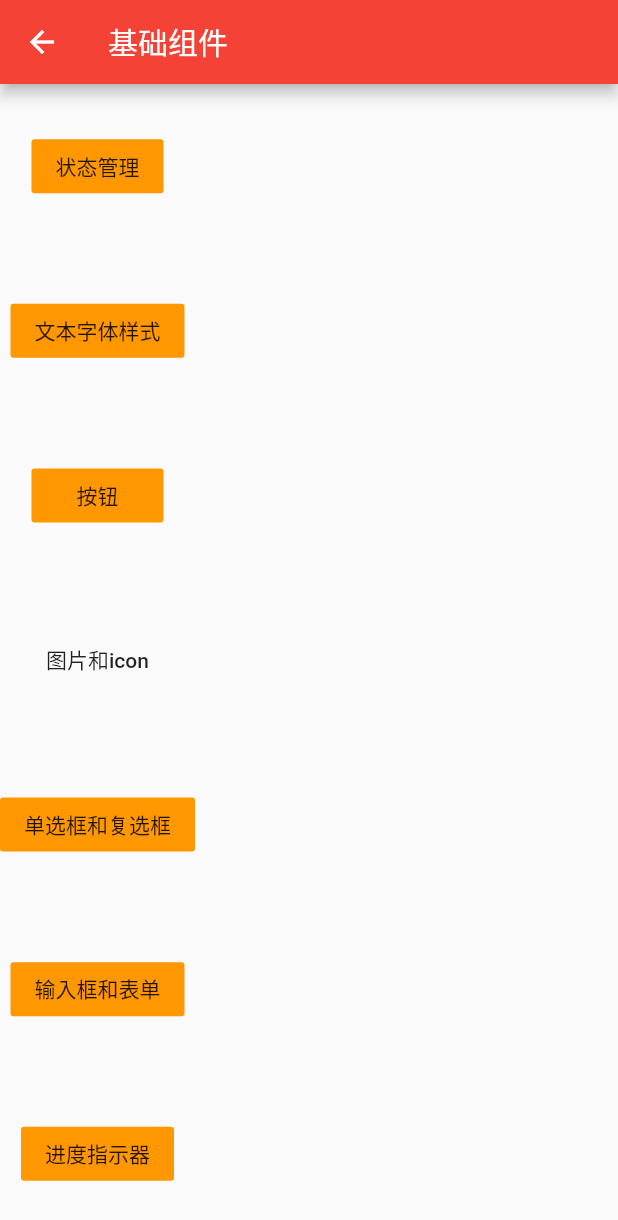
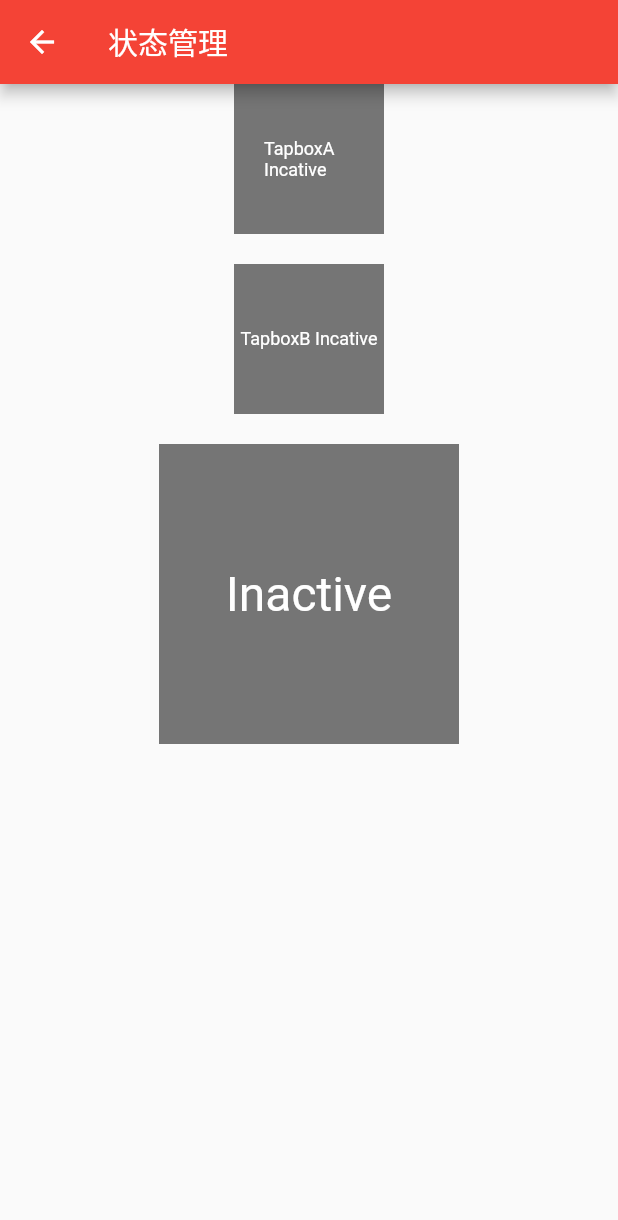
Before and after one commit to wxy2016/FlutterDemo, a Flutter app: the BaseItem screen opened by its route, after a tap on "状态管理", on a phone screen of 412 x 824 dp. Shown: the top 1220 px of the screen. Run offline on Flutter 3.47's test engine with Material 2 defaults, Android fonts, the phone set to English and light mode, and no system bars.

Commit message:
状态管理

```diff
--- a/lib/base.dart
+++ b/lib/base.dart
@@ -1,4 +1,5 @@
 import 'package:flutter/material.dart';
+import 'base/status.dart';
 
 class BaseItem extends StatelessWidget {
   var content;
@@ -8,46 +9,50 @@ class BaseItem extends StatelessWidget {
     // TODO: implement build
     return Scaffold(
         appBar: new AppBar(title: Text(content)),
-      body: Column(
+        body: SizedBox(
+          width: double.maxFinite,
+          child: Column(
+            //纵轴的长度则取决于他们最大子元素的长度，可以使用父元素限制宽度
             children: [
               FlatButton(
-            onPressed: ()=>{},
+                onPressed: () => {Navigator.pushNamed(context, "status")},
                 child: Text("状态管理"),
                 color: Colors.orange,
               ),
               FlatButton(
-            onPressed: ()=>{},
+                onPressed: () => {},
                 child: Text("文本字体样式"),
                 color: Colors.orange,
               ),
               FlatButton(
-            onPressed: ()=>{},
+                onPressed: () => {},
                 child: Text("按钮"),
                 color: Colors.orange,
               ),
               FlatButton(
-            onPressed: ()=>{},
+                onPressed: () => {},
                 child: Text("图片和icon"),
-            highlightColor: Colors.orange,
+                color: Colors.orange,
               ),
               FlatButton(
-            onPressed: ()=>{},
+                onPressed: () => {},
                 child: Text("单选框和复选框"),
                 color: Colors.orange,
               ),
               FlatButton(
-            onPressed: ()=>{},
+                onPressed: () => {},
                 child: Text("输入框和表单"),
                 color: Colors.orange,
               ),
               FlatButton(
-            onPressed: ()=>{},
+                onPressed: () => {},
                 child: Text("进度指示器"),
                 color: Colors.orange,
               ),
             ],
             mainAxisAlignment: MainAxisAlignment.spaceAround,
+            crossAxisAlignment: CrossAxisAlignment.center,
           ),
-    );
+        ));
   }
 }
--- /dev/null
+++ b/lib/base/status.dart
@@ -0,0 +1,216 @@
+import 'package:flutter/material.dart';
+
+class Status extends StatelessWidget {
+  @override
+  Widget build(BuildContext context) {
+    // TODO: implement build
+    return Scaffold(
+      appBar: AppBar(
+        title: Text("状态管理"),
+      ),
+      body: Center(
+        child: Column(children: [
+          TapboxA(),
+          ParentWidget(),
+          ParentWidgetC(),
+        ]),
+      ),
+    );
+  }
+}
+
+class ParentWidget extends StatefulWidget {
+  @override
+  State<StatefulWidget> createState() {
+    // TODO: implement createState
+    return _ParentWidgetState();
+  }
+}
+
+class _ParentWidgetState extends State<ParentWidget> {
+  bool _active = false;
+  void _handleTapboxChanged(bool newValue) {
+    setState(() {
+      _active = newValue;
+    });
+  }
+
+  @override
+  Widget build(BuildContext context) {
+    // TODO: implement build
+    return Container(
+      padding: EdgeInsets.all(20),
+      child: TapboxB(
+        active: _active,
+        onChanged: _handleTapboxChanged,
+      ),
+    );
+  }
+}
+
+class TapboxB extends StatelessWidget {
+  bool active = false;
+  ValueChanged<bool> onChanged;
+  TapboxB({Key key, this.active: false, @required this.onChanged})
+      : super(key: key);
+
+  void _handleTap() {
+    onChanged(!active);
+  }
+
+  @override
+  Widget build(BuildContext context) {
+    // TODO: implement build
+    return GestureDetector(
+      onTap: _handleTap,
+      child: Container(
+        child: Center(
+          child: Text(
+            active ? "TapboxB Active" : "TapboxB Incative",
+            style: TextStyle(fontSize: 12, color: Colors.white),
+          ),
+        ),
+        width: 100,
+        height: 100,
+        decoration: BoxDecoration(
+            color: active ? Colors.lightGreen[700] : Colors.grey[600]),
+      ),
+    );
+    ;
+  }
+}
+
+class TapboxA extends StatefulWidget {
+  @override
+  _TapboxAState createState() {
+    // TODO: implement createState
+    return _TapboxAState();
+  }
+}
+
+class _TapboxAState extends State<TapboxA> {
+  bool _active = false;
+  void _handleTap() {
+    setState(() {
+      _active = !_active;
+    });
+  }
+
+  @override
+  Widget build(BuildContext context) {
+    // TODO: implement build
+    return GestureDetector(
+      onTap: _handleTap,
+      child: Container(
+        padding: EdgeInsets.all(20),
+        child: Center(
+          child: Text(
+            _active ? "TapboxA Active" : "TapboxA Incative",
+            style: TextStyle(fontSize: 12, color: Colors.white),
+          ),
+        ),
+        width: 100,
+        height: 100,
+        decoration: BoxDecoration(
+            color: _active ? Colors.lightGreen[700] : Colors.grey[600]),
+      ),
+    );
+  }
+}
+
+class ParentWidgetC extends StatefulWidget {
+  @override
+  ParentWidgetCState createState() {
+    // TODO: implement createState
+    return ParentWidgetCState();
+  }
+}
+
+class ParentWidgetCState extends State<ParentWidgetC> {
+  bool _active = false;
+  void handleTapboxChanged(bool newValue) {
+    setState(() {
+      _active = newValue;
+    });
+  }
+
+  @override
+  Widget build(BuildContext context) {
+    // TODO: implement build
+    return Container(
+      child: TapboxC(
+        active: _active,
+        onChanged: handleTapboxChanged,
+      ),
+    );
+  }
+}
+
+class TapboxC extends StatefulWidget {
+  bool active;
+  ValueChanged<bool> onChanged;
+
+  TapboxC({Key key, this.active, @required this.onChanged}) : super(key: key);
+  @override
+  State<StatefulWidget> createState() {
+    // TODO: implement createState
+    return _TapboxCState();
+  }
+}
+
+class _TapboxCState extends State<TapboxC> {
+  bool highlight = false;
+
+  void handleTapDown(TapDownDetails details) {
+    setState(() {
+      highlight = true;
+    });
+  }
+
+  void handleTapup(TapUpDetails details) {
+    setState(() {
+      highlight = false;
+    });
+  }
+
+  void handleTapCancel() {
+    setState(() {
+      highlight = false;
+    });
+  }
+
+  void handleTap() {
+    widget.onChanged(!widget.active);
+  }
+
+  @override
+  Widget build(BuildContext context) {
+    // TODO: implement build
+    return new GestureDetector(
+        onTapDown: handleTapDown,
+        onTapUp: handleTapup,
+        onTap: handleTap,
+        onTapCancel: handleTapCancel,
+        child: Container(
+          child: Center(
+            child: Text(
+              widget.active ? "Active" : "Inactive",
+              style: TextStyle(
+                fontSize: 32,
+                color: Colors.white,
+              ),
+            ),
+          ),
+          width: 200,
+          height: 200,
+          decoration: BoxDecoration(
+              color: widget.active ? Colors.lightGreen[700] : Colors.grey[600],
+              border: highlight
+                  ? Border.all(
+                      color: Colors.teal[700],
+                      width: 10,
+                    )
+                  : null),
+        ));
+  }
+}
--- a/lib/item.dart
+++ b/lib/item.dart
@@ -8,7 +8,7 @@ class Item extends StatelessWidget {
   @override
   Widget build(BuildContext context) {
     // TODO: implement build
-    return Center(
+    return Center(//使用Center Widget可以让宽度尽可能大的占用空间
       child: FlatButton(
         //如果onPressed:null。则颜色为disable的颜色。
         onPressed: () {
--- a/lib/main.dart
+++ b/lib/main.dart
@@ -13,6 +13,7 @@ import 'animate.dart';
 import 'custom.dart';
 import 'fileandhttp.dart';
 import 'package.dart';
+import 'base/status.dart';
 
 void main() => runApp(MyApp());
 
@@ -45,7 +46,8 @@ class MyApp extends StatelessWidget {
         "custom": (context) => CustomItem("自定义组件"),
         "fileandhttp": (context) => FileAndHttpItem("文件操作与网络请求"),
         "package": (context) => PackageItem("包与插件"),
-        "rowandcolumn": (context) => RowAndColumnItem("row column 布局类组件")
+        "rowandcolumn": (context) => RowAndColumnItem("row column 布局类组件"),
+        "status": (context) => Status(),
       },
       home: MainPage(),
     );
```
Also changed, not shown: pubspec.lock, 1 other file. Lines whose indentation alone changed are shown as unchanged.
